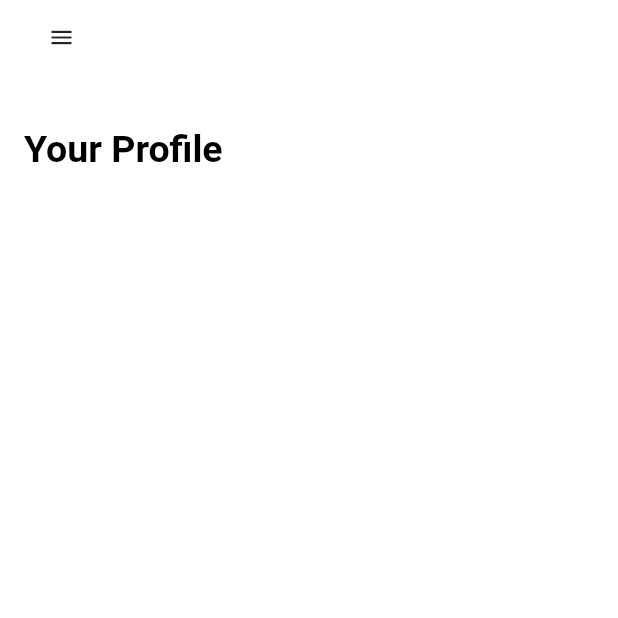
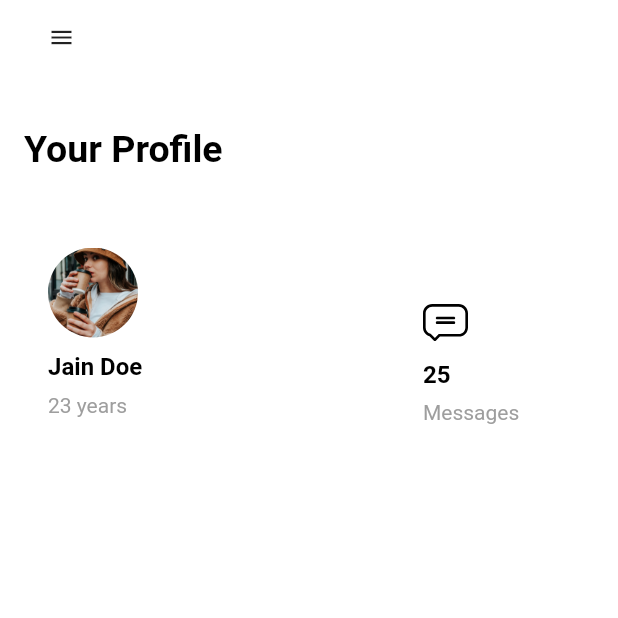
Before and after one commit to Rexsunon/job_search_ui, a Flutter app: the screen it shows after launch, on a phone screen of 412 x 824 dp, the top half of it. Run offline on Flutter 3.47's test engine with Material 2 defaults, Android fonts, the phone set to English and light mode, and no system bars; our stand-ins replace flutter_svg.

Commit message:
Created user details cards, added svg icons, images and user dummy data

```diff
--- /dev/null
+++ b/lib/assets.dart
@@ -0,0 +1,18 @@
+class Assets {
+  static const _image = 'assets/images';
+  static const _svg = 'assets/svgs';
+
+  // images
+  static const dp = '$_image/dp.jpg';
+  static const offer_bg = '$_image/offer_bg.jpg';
+
+  // svgs
+  static const apple = '$_svg/apple.svg';
+  static const application = '$_svg/application.svg';
+  static const google = '$_svg/google.svg';
+  static const interview = '$_svg/interview.svg';
+  static const message = '$_svg/message.svg';
+  static const microsoft = '$_svg/microsoft.svg';
+  static const netflix = '$_svg/netflix.svg';
+  static const task = '$_svg/task.svg';
+}
--- /dev/null
+++ b/lib/data/demo_data.dart
@@ -0,0 +1,10 @@
+import 'package:job_search_ui/models/models.dart';
+
+import '../assets.dart';
+
+final user = User(
+  name: "Jain Doe",
+  dp: Assets.dp,
+  age: 23,
+  messageCount: 25
+);
--- a/lib/screens/home.dart
+++ b/lib/screens/home.dart
@@ -1,6 +1,3 @@
-import 'package:job_search_ui/utils/utils.dart';
-import 'package:job_search_ui/widgets/widgets.dart';
-
 import 'screens.dart';
 
 class Home extends StatefulWidget {
@@ -30,7 +27,7 @@ class _HomeState extends State<Home> {
               ),
             ),
             SliverToBoxAdapter(
-              // child: UserDetailCards(user: user),
+              child: UserDetailsCards(user: user),
             )
           ],
         ),
--- a/lib/screens/screens.dart
+++ b/lib/screens/screens.dart
@@ -1,3 +1,6 @@
 export 'package:flutter/material.dart';
 
 export 'home.dart';
+export 'package:job_search_ui/data/demo_data.dart';
+export 'package:job_search_ui/utils/utils.dart';
+export 'package:job_search_ui/widgets/widgets.dart';
--- /dev/null
+++ b/lib/widgets/info_card.dart
@@ -0,0 +1,25 @@
+import 'package:job_search_ui/models/models.dart';
+
+import 'widgets.dart';
+
+class InfoCard extends StatelessWidget {
+  final double width;
+  final double height;
+  final Widget child;
+
+  const InfoCard({Key key, @required this.width, @required this.height, @required this.child}) : super(key: key);
+
+  @override
+  Widget build(BuildContext context) {
+    return Container(
+      width: width,
+      height: height,
+      padding: EdgeInsets.all(16.0),
+      decoration: BoxDecoration(
+        borderRadius: BorderRadius.all(Radius.circular(30.0)),
+        color: Colors.white,
+      ),
+      child: child,
+    );
+  }
+}
--- /dev/null
+++ b/lib/widgets/user_details_cards.dart
@@ -0,0 +1,78 @@
+import 'widgets.dart';
+
+class UserDetailsCards extends StatelessWidget {
+  final User user;
+
+  const UserDetailsCards({Key key, @required this.user}) : super(key: key);
+
+  @override
+  Widget build(BuildContext context) {
+    return Row(
+      crossAxisAlignment: CrossAxisAlignment.end,
+      mainAxisAlignment: MainAxisAlignment.spaceBetween,
+      children: [
+        InfoCard(
+          width: 215.0,
+          height: 165.0,
+          child: Column(
+            crossAxisAlignment: CrossAxisAlignment.start,
+            children: [
+              Container(
+                width: 60.0,
+                height: 60.0,
+                decoration: BoxDecoration(
+                  borderRadius: BorderRadius.all(Radius.circular(50.0)),
+                  image: DecorationImage(
+                    image: AssetImage(
+                      user.dp,
+                    ),
+                    fit: BoxFit.cover,
+                  ),
+                ),
+              ),
+              SizedBox(height: 10.0),
+              Text(
+                user.name,
+                style: TextStyle(
+                  color: Colors.black,
+                  fontSize: 16.0,
+                  fontWeight: FontWeight.w600,
+                ),
+              ),
+              SizedBox(height: 8.0),
+              Text(
+                '${user.age} years',
+                style: TextStyle(color: Colors.grey, fontSize: 14.0),
+              ),
+            ],
+          ),
+        ),
+        // SizedBox(width: 10),
+        InfoCard(
+          width: 130.0,
+          height: 130.0,
+          child: Column(
+            crossAxisAlignment: CrossAxisAlignment.start,
+            children: [
+              SvgPicture.asset(Assets.message, width: 30.0, height: 30.0,),
+              SizedBox(height: 10.0),
+              Text(
+                '${user.messageCount}',
+                style: TextStyle(
+                  color: Colors.black,
+                  fontSize: 16.0,
+                  fontWeight: FontWeight.w600,
+                ),
+              ),
+              SizedBox(height: 8.0),
+              Text(
+                'Messages',
+                style: TextStyle(color: Colors.grey, fontSize: 14.0),
+              ),
+            ],
+          ),
+        ),
+      ],
+    );
+  }
+}
--- a/lib/widgets/widgets.dart
+++ b/lib/widgets/widgets.dart
@@ -1,4 +1,12 @@
 export 'package:flutter/material.dart';
+
+export 'package:flutter_svg/flutter_svg.dart';
 
 export 'js_app_bar.dart';
 export 'main_header_text.dart';
+export 'user_details_cards.dart';
+export 'info_card.dart';
+
+export 'package:job_search_ui/models/models.dart';
+
+export '../assets.dart';
--- a/pubspec.yaml
+++ b/pubspec.yaml
@@ -28,6 +28,7 @@ dependencies:
   # The following adds the Cupertino Icons font to your application.
   # Use with the CupertinoIcons class for iOS style icons.
   cupertino_icons: ^1.0.1
+  flutter_svg: ^0.19.2+1
 
 dev_dependencies:
   flutter_test:
@@ -47,8 +48,9 @@ flutter:
   uses-material-design: true
 
   # To add assets to your application, add an assets section, like this:
-  # assets:
-  #   - images/a_dot_burr.jpeg
+  assets:
+    - assets/images/
+    - assets/svgs/
   #   - images/a_dot_ham.jpeg
 
   # An image asset can refer to one or more resolution-specific "variants", see
```
Also changed, not shown: assets/images/dp.jpg (added), assets/images/offer_bg.jpg (added), assets/svgs/apple.svg (added), assets/svgs/application.svg (added), assets/svgs/google.svg (added), assets/svgs/interview.svg (added), assets/svgs/message.svg (added), assets/svgs/microsoft.svg (added), assets/svgs/netflix.svg (added), assets/svgs/task.svg (added), pubspec.lock.
